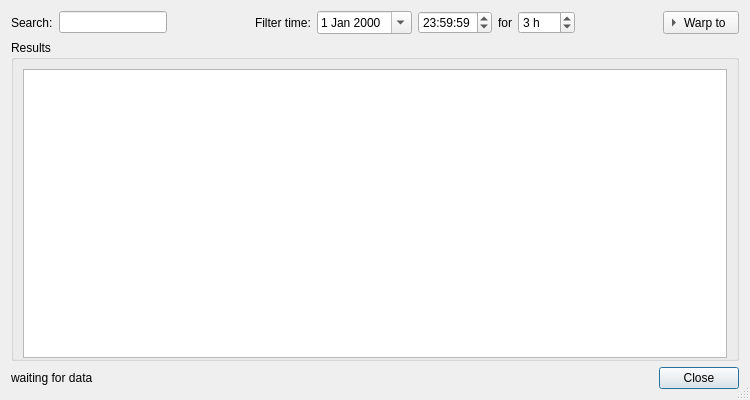
qutescoop/qutescoop, file trunk/QuteScoop/src/BookedAtcDialog.ui: the form before one commit.
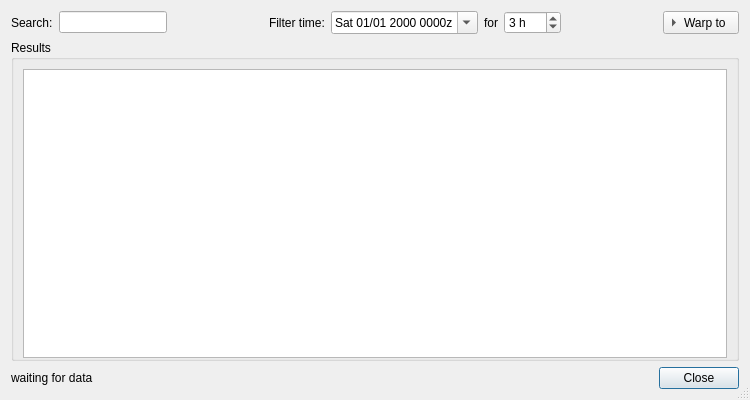
The form after the commit. Icons and pictures are not drawn.

```diff
--- a/trunk/QuteScoop/src/BookedAtcDialog.ui
+++ b/trunk/QuteScoop/src/BookedAtcDialog.ui
@@ -60,7 +60,7 @@
        </property>
       </spacer>
      </item>
-     <item row="0" column="7">
+     <item row="0" column="6">
       <widget class="QLabel" name="label_3">
        <property name="text">
         <string>for</string>
@@ -70,7 +70,7 @@
        </property>
       </widget>
      </item>
-     <item row="0" column="8">
+     <item row="0" column="7">
       <widget class="QSpinBox" name="spinHours">
        <property name="toolTip">
         <string>Extend the filter by &lt;this value&gt;.</string>
@@ -92,40 +92,7 @@
        </property>
       </widget>
      </item>
-     <item row="0" column="6">
-      <widget class="QTimeEdit" name="timeFilter">
-       <property name="toolTip">
-        <string>Show only bookings at this time.</string>
-       </property>
-       <property name="wrapping">
-        <bool>true</bool>
-       </property>
-       <property name="time">
-        <time>
-         <hour>23</hour>
-         <minute>59</minute>
-         <second>59</second>
-        </time>
-       </property>
-      </widget>
-     </item>
-     <item row="0" column="5">
-      <widget class="QDateEdit" name="dateFilter">
-       <property name="toolTip">
-        <string>Show only bookings at this date.</string>
-       </property>
-       <property name="wrapping">
-        <bool>true</bool>
-       </property>
-       <property name="calendarPopup">
-        <bool>true</bool>
-       </property>
-       <property name="timeSpec">
-        <enum>Qt::UTC</enum>
-       </property>
-      </widget>
-     </item>
-     <item row="0" column="9">
+     <item row="0" column="8">
       <spacer name="horizontalSpacer_2">
        <property name="orientation">
         <enum>Qt::Horizontal</enum>
@@ -154,6 +121,22 @@
        </property>
       </widget>
      </item>
+     <item row="0" column="5">
+      <widget class="QDateTimeEdit" name="dateTimeFilter">
+       <property name="wrapping">
+        <bool>true</bool>
+       </property>
+       <property name="displayFormat">
+        <string>ddd MM/dd yyyy HHmm'z'</string>
+       </property>
+       <property name="calendarPopup">
+        <bool>true</bool>
+       </property>
+       <property name="timeSpec">
+        <enum>Qt::UTC</enum>
+       </property>
+      </widget>
+     </item>
     </layout>
    </item>
    <item>
```
Left out of the diff: 2 changed lines with no effect on the pictures.
